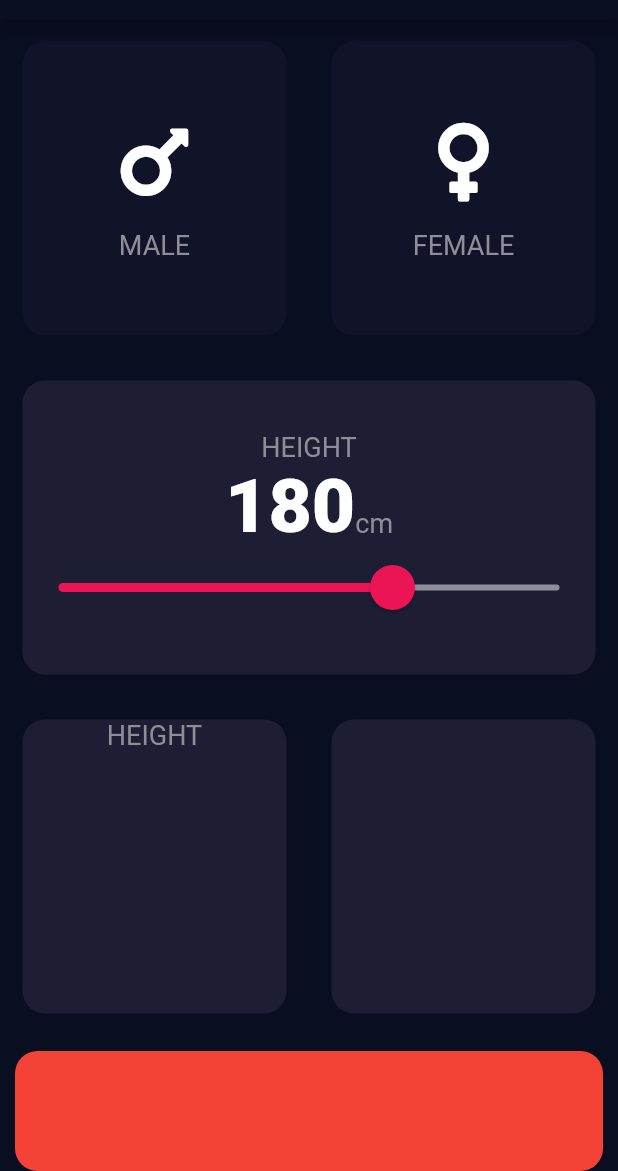
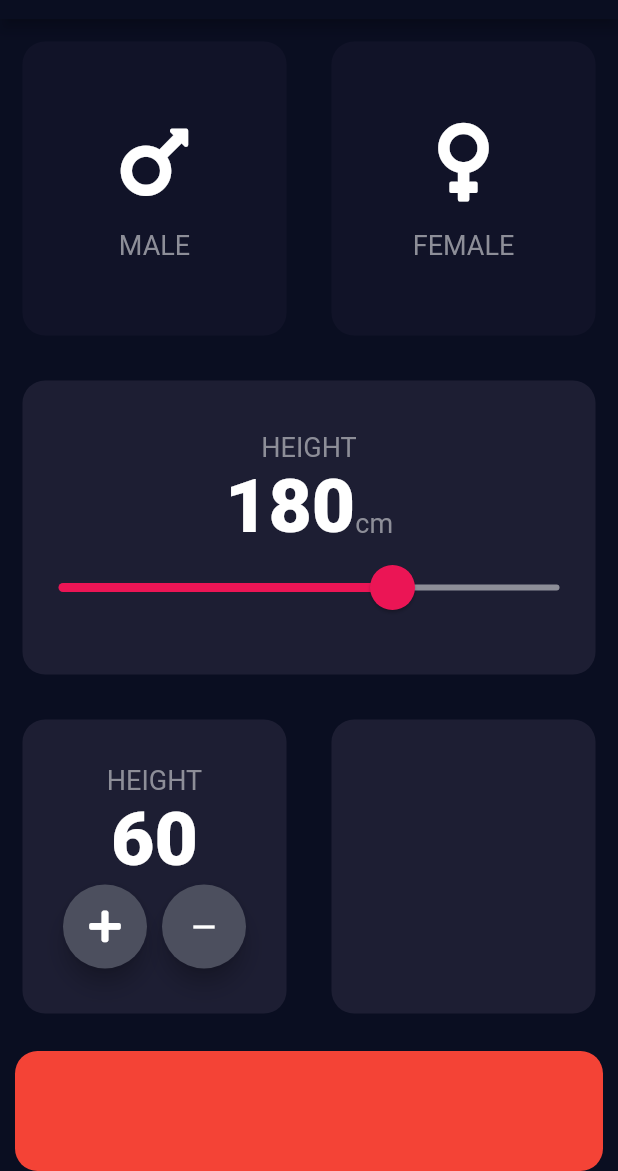
Before and after one commit to tk-code-dev/flutter_bmi, a Flutter app: the screen it shows after launch, on a phone screen of 412 x 824 dp, the part 65-1236 px from its top. Run offline on Flutter 3.47's test engine with Material 2 defaults, Android fonts, the phone set to English and light mode, and no system bars; our stand-ins replace font_awesome_flutter.

Commit message:
Add RowMaterialButton and floatingActionButton

```diff
--- a/lib/input_page.dart
+++ b/lib/input_page.dart
@@ -14,6 +14,7 @@ class InputPage extends StatefulWidget {
 class _InputPageState extends State<InputPage> {
   Gender selectedGender;
   int height = 180;
+  int weight = 60;
 
   @override
   Widget build(BuildContext context) {
@@ -118,10 +119,33 @@ class _InputPageState extends State<InputPage> {
                     child: ReusableCard(
                       colour: kActiveCardColour,
                       cardChild: Column(
+                        mainAxisAlignment: MainAxisAlignment.center,
                         children: <Widget>[
                           Text(
                             'HEIGHT',
                             style: kLabelTextStyle,
+                          ),
+                          Text(
+                            weight.toString(),
+                            style: kNumberTextStyle,
+                          ),
+                          Row(
+                            mainAxisAlignment: MainAxisAlignment.center,
+                            crossAxisAlignment: CrossAxisAlignment.center,
+                            children: <Widget>[
+                              RoundIconButton(icon: FontAwesomeIcons.plus),
+                              SizedBox(
+                                width: 10.0,
+                              ),
+                              FloatingActionButton(
+                                onPressed: () {},
+                                backgroundColor: Color(0xFF4C4F5E),
+                                child: Icon(
+                                  Icons.remove,
+                                  color: Colors.white,
+                                ),
+                              ),
+                            ],
                           )
                         ],
                       ),
@@ -148,3 +172,19 @@ class _InputPageState extends State<InputPage> {
         ));
   }
 }
+
+class RoundIconButton extends StatelessWidget {
+  final IconData icon;
+  RoundIconButton({this.icon});
+  @override
+  Widget build(BuildContext context) {
+    return RawMaterialButton(
+      onPressed: () {},
+      child: Icon(icon),
+      elevation: 6.0,
+      constraints: BoxConstraints.tightFor(width: 56.0, height: 56.0),
+      shape: CircleBorder(),
+      fillColor: Color(0xFF4C4F5E),
+    );
+  }
+}
```
